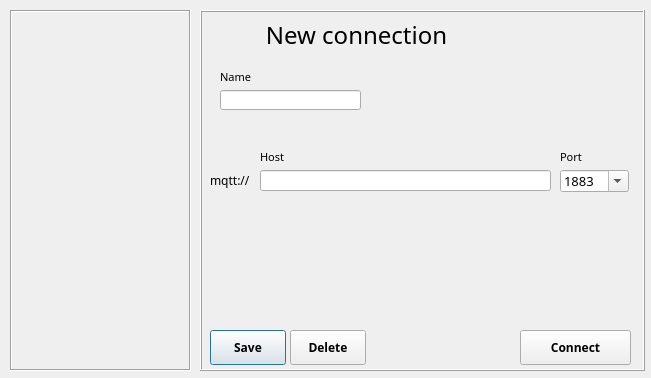
HarryMichal/fit-mqtt-explorer, file src/newconnection.ui: the form before one commit.
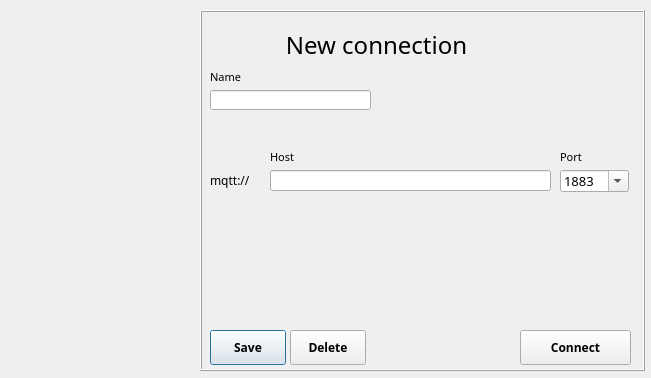
The form after the commit.

Commit message: Connecting to server via new connection window, not hardcoded

```diff
--- a/src/newconnection.ui
+++ b/src/newconnection.ui
@@ -13,32 +13,6 @@
   <property name="windowTitle">
    <string>Dialog</string>
   </property>
-  <widget class="QScrollArea" name="savedconnections">
-   <property name="geometry">
-    <rect>
-     <x>10</x>
-     <y>10</y>
-     <width>181</width>
-     <height>361</height>
-    </rect>
-   </property>
-   <property name="frameShape">
-    <enum>QFrame::Box</enum>
-   </property>
-   <property name="widgetResizable">
-    <bool>true</bool>
-   </property>
-   <widget class="QWidget" name="scrollAreaWidgetContents">
-    <property name="geometry">
-     <rect>
-      <x>0</x>
-      <y>0</y>
-      <width>177</width>
-      <height>357</height>
-     </rect>
-    </property>
-   </widget>
-  </widget>
   <widget class="QFrame" name="frame">
    <property name="geometry">
     <rect>
@@ -57,8 +31,8 @@
    <widget class="QLabel" name="label">
     <property name="geometry">
      <rect>
-      <x>60</x>
-      <y>10</y>
+      <x>80</x>
+      <y>20</y>
       <width>193</width>
       <height>29</height>
      </rect>
@@ -147,9 +121,9 @@
    <widget class="QLineEdit" name="NameLineEdit">
     <property name="geometry">
      <rect>
-      <x>20</x>
+      <x>10</x>
       <y>80</y>
-      <width>141</width>
+      <width>161</width>
       <height>20</height>
      </rect>
     </property>
@@ -160,7 +134,7 @@
    <widget class="QLabel" name="label_2">
     <property name="geometry">
      <rect>
-      <x>20</x>
+      <x>10</x>
       <y>60</y>
       <width>47</width>
       <height>13</height>
@@ -198,7 +172,7 @@
    <widget class="QLabel" name="label_4">
     <property name="geometry">
      <rect>
-      <x>60</x>
+      <x>70</x>
       <y>140</y>
       <width>47</width>
       <height>13</height>
@@ -220,9 +194,9 @@
    <widget class="QLineEdit" name="hostLineEdit">
     <property name="geometry">
      <rect>
-      <x>60</x>
+      <x>70</x>
       <y>160</y>
-      <width>291</width>
+      <width>281</width>
       <height>21</height>
      </rect>
     </property>
```
Left out of the diff: 46 changed lines with no effect on the pictures. The commit also changes 4 other files.
